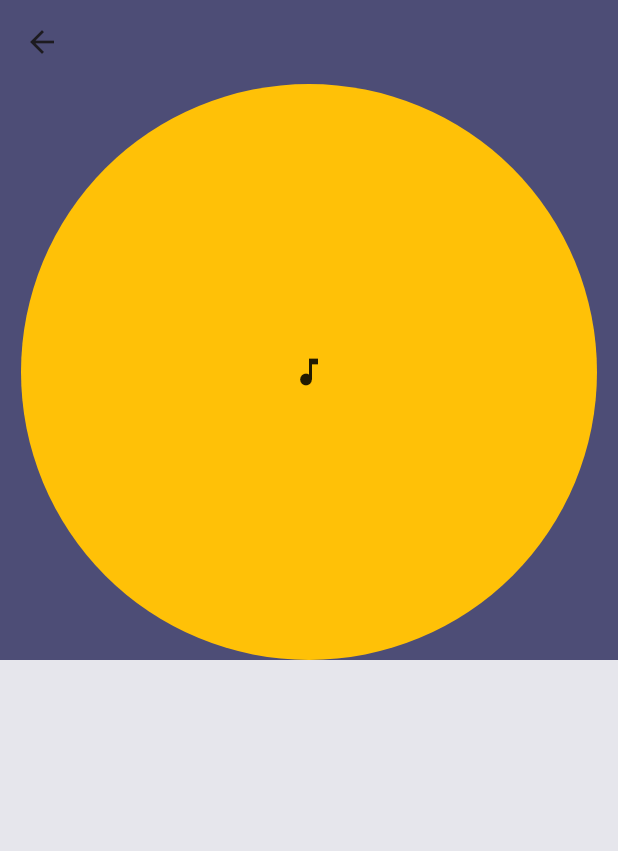
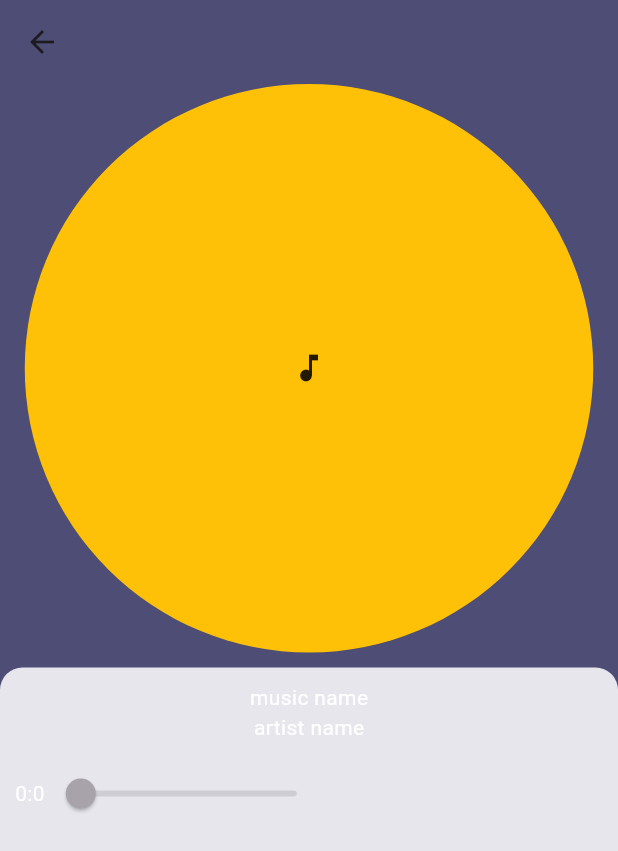
Before and after one commit to johnassefatheeth/achawtegn, a Flutter app: the mPlayer screen opened directly, on a phone screen of 412 x 824 dp. Shown: the top 851 px of the screen. Run offline on Flutter 3.47's test engine with Material 3 defaults, Android fonts, the phone set to English and light mode, and no system bars; our stand-ins replace get, just_audio, on_audio_query, permission_handler; network calls fail; statements that could not run were skipped.

```diff
--- /dev/null
+++ b/lib/components/custappBar.dart
@@ -0,0 +1,13 @@
+import 'package:flutter/material.dart';
+import 'package:musica/const/colors.dart';
+
+AppBar customAppBar( String pagetitle,{Color abbgcolor=bgdarkcolor,Color themecolor=whitecolor,bool hasAction=false } ){
+ return AppBar(
+    title: Text(pagetitle) ,
+    backgroundColor:abbgcolor,
+    iconTheme:IconThemeData(color: themecolor),
+    actions: [!hasAction?Icon(Icons.close, color: themecolor):IconButton(onPressed:(){}, icon:Icon(Icons.search ,color: themecolor)
+          )
+        ]
+ );
+      }
--- a/lib/pages/musicPlayer.dart
+++ b/lib/pages/musicPlayer.dart
@@ -1,5 +1,6 @@
 import 'package:flutter/material.dart';
 import 'package:musica/const/colors.dart';
+import 'package:musica/const/listTextStyle.dart';
 
 class mPlayer extends StatelessWidget {
   const mPlayer({super.key});
@@ -24,9 +25,39 @@ class mPlayer extends StatelessWidget {
               child: const Icon(Icons.music_note_sharp),
               )
               ),
+              const SizedBox(height: 10),
           Expanded(
             child: Container(
-              color: whitecolor,)),
+              padding:const EdgeInsets.all( 10),
+              alignment: Alignment.center,
+              decoration:const BoxDecoration(
+                borderRadius: BorderRadius.vertical(top: Radius.circular(15)),
+                color: whitecolor,
+              ),
+              child: Column(
+                children: [
+                  Text(
+                    "music name",
+                    style: Ourstyle(),
+                  ),
+                  Text(
+                    "artist name",
+                    style: Ourstyle(),
+                  ),
+                  const SizedBox(height: 10),
+                  Row(
+                    children: [
+                      Text(
+                    "0:0",
+                    style: Ourstyle(),
+                  ),
+                  Slider(value: 0.0, onChanged: new)
+                    ],
+                  )
+                ],
+              ),
+              )
+              ),
 
         ],
       )
```
Also changed, not shown: lib/pages/vidlist.dart (added).
